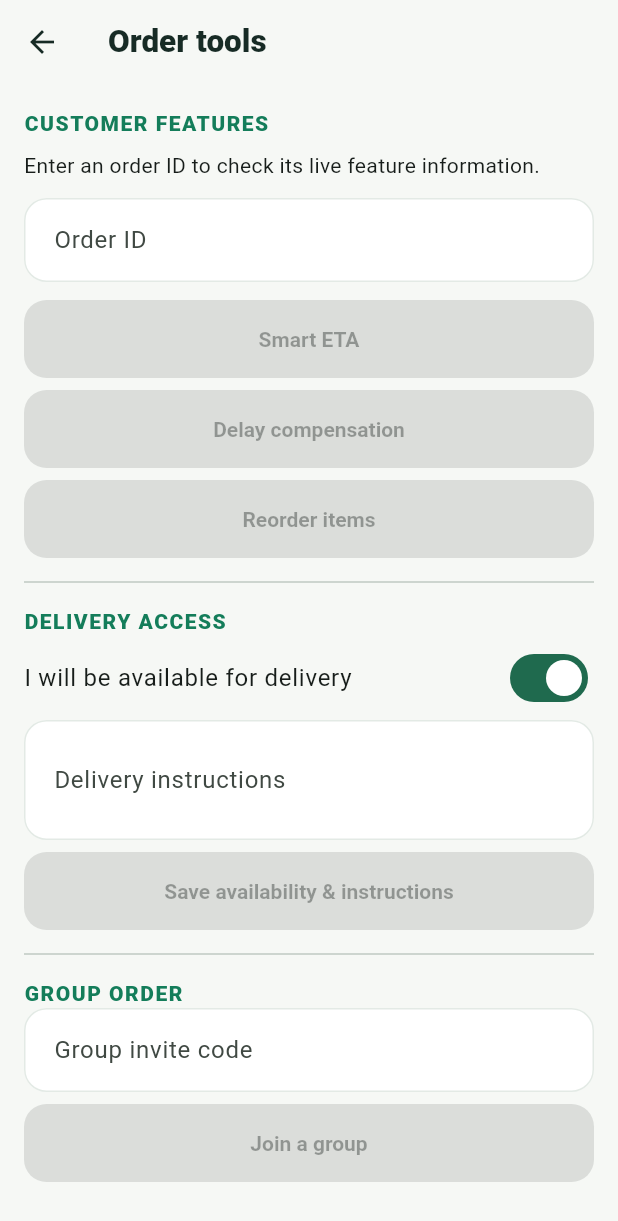
After one commit to Chandru0608/Mernova, a Flutter app: the CustomerToolsScreen screen opened directly, on a phone screen of 412 x 824 dp. The commit adds this screen. Shown: the top 1221 px of the screen. Run offline on Flutter 3.47's test engine with Material 3 defaults, Android fonts, the phone set to English and light mode, and no system bars; our stand-ins replace flutter_map, geocoding, geolocator, latlong2, shared_preferences; accounts and stored records are empty.

Commit message:
Add customer and delivery partner feature tools

```diff
--- /dev/null
+++ b/customer_app/lib/feature_tools.dart
@@ -0,0 +1,44 @@
+import 'package:flutter/material.dart';
+import 'api.dart';
+
+class CustomerToolsScreen extends StatefulWidget {
+  const CustomerToolsScreen({super.key});
+  @override State<CustomerToolsScreen> createState()=>_CustomerToolsScreenState();
+}
+class _CustomerToolsScreenState extends State<CustomerToolsScreen> {
+  final orderId=TextEditingController(), invite=TextEditingController(), instruction=TextEditingController();
+  Map<String,dynamic>? eta, compensation, reorder;
+  bool available=true, busy=false;
+  String message='';
+  Future<void> run(Future<Map<String,dynamic>> Function() action) async {
+    setState(()=>busy=true); try { final r=await action(); if(mounted)setState(()=>message=r.toString()); }
+    catch(e){if(mounted)setState(()=>message=e.toString());} finally{if(mounted)setState(()=>busy=false);}
+  }
+  String get id=>orderId.text.trim();
+  Future<void> loadEta() async {final r=await Api.get('/features/orders/$id/eta');setState(()=>eta=r);}
+  Future<void> loadComp() async {final r=await Api.get('/features/orders/$id/compensation');setState(()=>compensation=r);}
+  Future<void> loadReorder() async {final r=await Api.get('/features/orders/$id/reorder');setState(()=>reorder=r);}
+  @override void dispose(){orderId.dispose();invite.dispose();instruction.dispose();super.dispose();}
+  @override Widget build(BuildContext context)=>Scaffold(appBar:AppBar(title:const Text('Order tools')),body:ListView(padding:const EdgeInsets.all(16),children:[
+    const Text('CUSTOMER FEATURES',style:TextStyle(fontWeight:FontWeight.w800,letterSpacing:1,color:Color(0xFF147D5A))),
+    const SizedBox(height:8),const Text('Enter an order ID to check its live feature information.'),
+    const SizedBox(height:12),TextField(controller:orderId,decoration:const InputDecoration(labelText:'Order ID',border:OutlineInputBorder())),
+    const SizedBox(height:12),Wrap(spacing:8,runSpacing:8,children:[
+      FilledButton.tonal(onPressed:busy||id.isEmpty?null:()=>run(() async {await loadEta();return eta!;}),child:const Text('Smart ETA')),
+      FilledButton.tonal(onPressed:busy||id.isEmpty?null:()=>run(() async {await loadComp();return compensation!;}),child:const Text('Delay compensation')),
+      FilledButton.tonal(onPressed:busy||id.isEmpty?null:()=>run(() async {await loadReorder();return reorder!;}),child:const Text('Reorder items')),
+    ]),
+    if(eta!=null) Card(child:ListTile(title:const Text('Estimated delivery'),subtitle:Text('${eta!['estimatedMinutes']} min · ${eta!['estimateType']}'))),
+    if(compensation!=null) Card(child:ListTile(title:const Text('Delay compensation'),subtitle:Text(compensation!['eligible']==true?'Eligible · ${compensation!['compensationCode']??''}':compensation!['delayed']==true?'Delayed, not eligible':'No delay detected'))),
+    if(reorder!=null) Card(child:Padding(padding:const EdgeInsets.all(14),child:Column(crossAxisAlignment:CrossAxisAlignment.start,children:[const Text('Available reorder items',style:TextStyle(fontWeight:FontWeight.bold)),...(reorder!['items'] as List? ?? []).map((x)=>Text('${x['name']} · ₹${x['price']}')),if((reorder!['unavailable'] as List? ?? []).isNotEmpty) Text('Unavailable: ${(reorder!['unavailable'] as List).join(', ')}')]))),
+    const Divider(height:32),const Text('DELIVERY ACCESS',style:TextStyle(fontWeight:FontWeight.w800,letterSpacing:1,color:Color(0xFF147D5A))),
+    SwitchListTile(contentPadding:EdgeInsets.zero,title:const Text('I will be available for delivery'),value:available,onChanged:(v)=>setState(()=>available=v)),
+    TextField(controller:instruction,maxLines:2,decoration:const InputDecoration(labelText:'Delivery instructions')),
+    const SizedBox(height:8),FilledButton(onPressed:busy||id.isEmpty?null:()=>run(()=>Api.post('/features/orders/$id/customer-availability',{'available':available,'instructions':instruction.text.trim()})),child:const Text('Save availability & instructions')),
+    const Divider(height:32),const Text('GROUP ORDER',style:TextStyle(fontWeight:FontWeight.w800,letterSpacing:1,color:Color(0xFF147D5A))),
+    TextField(controller:invite,decoration:const InputDecoration(labelText:'Group invite code')),
+    const SizedBox(height:8),FilledButton.tonal(onPressed:busy||invite.text.trim().isEmpty?null:()=>run(()=>Api.post('/features/groups/join',{'inviteCode':invite.text.trim()})),child:const Text('Join a group')),
+    if(message.isNotEmpty) Padding(padding:const EdgeInsets.only(top:16),child:SelectableText(message)),
+    if(busy) const Padding(padding:EdgeInsets.all(12),child:LinearProgressIndicator()),
+  ]));
+}
--- a/customer_app/lib/screens.dart
+++ b/customer_app/lib/screens.dart
@@ -5,6 +5,7 @@ import 'package:latlong2/latlong.dart';
 import 'package:geolocator/geolocator.dart';
 import 'package:geocoding/geocoding.dart';
 import 'api.dart';
+import 'feature_tools.dart';
 
 const _green = Color(0xFF147D5A);
 const _ink = Color(0xFF172B25);
@@ -94,7 +95,7 @@ class _HomeScreenState extends State<HomeScreen> {
   }
   Future<void> logout() async {await Api.logout();if(!mounted)return;Navigator.pushAndRemoveUntil(context,MaterialPageRoute(builder:(_)=>const LoginScreen()),(_)=>false);}
   @override Widget build(BuildContext context)=>Scaffold(
-    appBar:AppBar(title:const Text('QuickDeliver'),actions:[IconButton(tooltip:'Profile and addresses',onPressed:()=>Navigator.push(context,MaterialPageRoute(builder:(_)=>const ProfileScreen())),icon:const Icon(Icons.account_circle_outlined)),IconButton(tooltip:'My orders',onPressed:()=>Navigator.push(context,MaterialPageRoute(builder:(_)=>const OrdersScreen())),icon:const Icon(Icons.receipt_long_outlined)),IconButton(tooltip:'Log out',onPressed:logout,icon:const Icon(Icons.logout))]),
+    appBar:AppBar(title:const Text('QuickDeliver'),actions:[IconButton(tooltip:'New feature tools',onPressed:()=>Navigator.push(context,MaterialPageRoute(builder:(_)=>const CustomerToolsScreen())),icon:const Icon(Icons.auto_awesome)),IconButton(tooltip:'Profile and addresses',onPressed:()=>Navigator.push(context,MaterialPageRoute(builder:(_)=>const ProfileScreen())),icon:const Icon(Icons.account_circle_outlined)),IconButton(tooltip:'My orders',onPressed:()=>Navigator.push(context,MaterialPageRoute(builder:(_)=>const OrdersScreen())),icon:const Icon(Icons.receipt_long_outlined)),IconButton(tooltip:'Log out',onPressed:logout,icon:const Icon(Icons.logout))]),
     body:Column(children:[
       Padding(padding:const EdgeInsets.fromLTRB(18,8,18,16),child:Container(width:double.infinity,padding:const EdgeInsets.all(20),decoration:BoxDecoration(color:_green,borderRadius:BorderRadius.circular(24)),child:Column(crossAxisAlignment:CrossAxisAlignment.start,children:[
         const Text('YOUR DAY, DELIVERED.',style:TextStyle(color:Color(0xFFC8F0D9),fontSize:11,fontWeight:FontWeight.w800,letterSpacing:1.2)),
--- /dev/null
+++ b/delivery_app/lib/feature_tools.dart
@@ -0,0 +1,35 @@
+import 'package:flutter/material.dart';
+import 'package:geolocator/geolocator.dart';
+import 'api.dart';
+
+class PartnerToolsScreen extends StatefulWidget {
+  const PartnerToolsScreen({super.key});
+  @override State<PartnerToolsScreen> createState()=>_PartnerToolsScreenState();
+}
+class _PartnerToolsScreenState extends State<PartnerToolsScreen> {
+  Map<String,dynamic>? earnings, performance;
+  final amount=TextEditingController(), litres=TextEditingController(), note=TextEditingController();
+  bool busy=false; String message='';
+  Future<void> act(Future<Map<String,dynamic>> Function() f) async {setState(()=>busy=true);try{final r=await f();if(mounted)setState(()=>message=r.toString());}catch(e){if(mounted)setState(()=>message=e.toString());}finally{if(mounted)setState(()=>busy=false);}}
+  Future<Position> position() async {var p=await Geolocator.checkPermission();if(p==LocationPermission.denied)p=await Geolocator.requestPermission();if(p==LocationPermission.denied||p==LocationPermission.deniedForever)throw Exception('Location permission is required');return Geolocator.getCurrentPosition();}
+  Future<void> refresh() async {final r=await Future.wait([Api.get('/features/partner/earnings'),Api.get('/features/partner/performance')]);if(mounted)setState(()=>{earnings=r[0],performance=r[1]});}
+  @override void initState(){super.initState();refresh().catchError((e){if(mounted)setState(()=>message=e.toString());});}
+  @override void dispose(){amount.dispose();litres.dispose();note.dispose();super.dispose();}
+  @override Widget build(BuildContext context)=>Scaffold(appBar:AppBar(title:const Text('Partner tools'),actions:[IconButton(onPressed:busy?null:()=>act(() async {await refresh();return {'refreshed':true};}),icon:const Icon(Icons.refresh))]),body:ListView(padding:const EdgeInsets.all(16),children:[
+    const Text('EARNINGS & PERFORMANCE',style:TextStyle(fontWeight:FontWeight.w800,letterSpacing:1,color:Color(0xFF2456C5))),
+    if(earnings!=null) Card(child:Padding(padding:const EdgeInsets.all(14),child:Column(crossAxisAlignment:CrossAxisAlignment.start,children:[Text('Today · Net ₹${earnings!['today']?['net']??0}'),Text('Month · Net ₹${earnings!['month']?['net']??0}'),Text('Month deliveries · ${earnings!['month']?['deliveries']??0}')]))),
+    if(performance!=null) Card(child:ListTile(title:Text('${performance!['completed']} completed · ${performance!['cancelled']} cancelled'),subtitle:Text('Average delivery: ${performance!['averageDeliveryMinutes']??'—'} min · ${performance!['note']??''}'))),
+    const Divider(height:32),const Text('FUEL EXPENSE',style:TextStyle(fontWeight:FontWeight.w800,letterSpacing:1,color:Color(0xFF2456C5))),
+    TextField(controller:amount,keyboardType:TextInputType.number,decoration:const InputDecoration(labelText:'Amount (₹)')),
+    TextField(controller:litres,keyboardType:TextInputType.number,decoration:const InputDecoration(labelText:'Litres (optional)')),
+    TextField(controller:note,decoration:const InputDecoration(labelText:'Note (optional)')),
+    const SizedBox(height:8),FilledButton(onPressed:busy||(double.tryParse(amount.text)??0)<=0?null:()=>act(()=>Api.post('/features/partner/fuel',{'amount':double.parse(amount.text),'litres':double.tryParse(litres.text),'note':note.text})),child:const Text('Save fuel expense')),
+    const Divider(height:32),const Text('SAFETY',style:TextStyle(fontWeight:FontWeight.w800,letterSpacing:1,color:Color(0xFF2456C5))),
+    FilledButton.tonal(onPressed:busy?null:()=>act(() async {final p=await position();return Api.get('/features/partner/weather?latitude=${p.latitude}&longitude=${p.longitude}');}),child:const Text('Check local weather safety')),
+    FilledButton(style:FilledButton.styleFrom(backgroundColor:Colors.red),onPressed:busy?null:()=>act(() async {final p=await position();return Api.post('/features/partner/sos',{'latitude':p.latitude,'longitude':p.longitude,'message':'Emergency assistance requested'});}),child:const Text('Send SOS')),
+    FilledButton.tonal(onPressed:busy?null:()=>act(()=>Api.patch('/features/partner/availability',{'isAvailable':false})),child:const Text('Start break / go unavailable')),
+    FilledButton.tonal(onPressed:busy?null:()=>act(()=>Api.patch('/features/partner/availability',{'isAvailable':true})),child:const Text('End break / go available')),
+    if(message.isNotEmpty) Padding(padding:const EdgeInsets.only(top:16),child:SelectableText(message)),
+    if(busy) const Padding(padding:EdgeInsets.all(12),child:LinearProgressIndicator()),
+  ]));
+}
--- a/delivery_app/lib/screens.dart
+++ b/delivery_app/lib/screens.dart
@@ -11,6 +11,7 @@ import 'package:latlong2/latlong.dart';
 import 'package:url_launcher/url_launcher.dart';
 
 import 'api.dart';
+import 'feature_tools.dart';
 
 // ==========================================
 // DELIVERY PARTNER LOGIN
@@ -248,6 +249,7 @@ class _PartnerHomeState extends State<PartnerHome> {
       appBar: AppBar(
         title: const Text('Partner hub'),
         actions: [
+          IconButton(onPressed: ()=>Navigator.push(context,MaterialPageRoute(builder:(_)=>const PartnerToolsScreen())), icon: const Icon(Icons.auto_awesome), tooltip: 'Partner tools'),
           IconButton(onPressed: load, icon: const Icon(Icons.refresh_rounded), tooltip: 'Refresh'),
           IconButton(onPressed: logout, icon: const Icon(Icons.logout_rounded), tooltip: 'Log out'),
         ],
```
